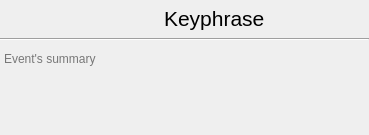
The window that ui/character_backstory_card.ui (zkovari/plotlyst) describes before a commit, drawn with Qt 5.
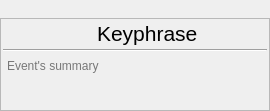
The same window after the commit. Custom widgets are drawn as their Qt base class.

```diff
--- a/ui/character_backstory_card.ui
+++ b/ui/character_backstory_card.ui
@@ -1,42 +1,70 @@
 <?xml version="1.0" encoding="UTF-8"?>
 <ui version="4.0">
  <class>CharacterBackstoryCard</class>
- <widget class="QFrame" name="CharacterBackstoryCard">
+ <widget class="QWidget" name="CharacterBackstoryCard">
   <property name="geometry">
    <rect>
     <x>0</x>
     <y>0</y>
-    <width>369</width>
-    <height>135</height>
+    <width>270</width>
+    <height>111</height>
    </rect>
   </property>
-  <property name="sizePolicy">
-   <sizepolicy hsizetype="Preferred" vsizetype="Maximum">
-    <horstretch>0</horstretch>
-    <verstretch>0</verstretch>
-   </sizepolicy>
-  </property>
-  <property name="mouseTracking">
-   <bool>true</bool>
-  </property>
   <property name="windowTitle">
    <string>Frame</string>
   </property>
   <layout class="QVBoxLayout" name="verticalLayout_2">
    <property name="spacing">
+    <number>0</number>
+   </property>
+   <property name="leftMargin">
+    <number>0</number>
+   </property>
+   <property name="topMargin">
+    <number>0</number>
+   </property>
+   <property name="rightMargin">
+    <number>0</number>
+   </property>
+   <property name="bottomMargin">
+    <number>0</number>
+   </property>
+   <item>
+    <spacer name="horizontalSpacer_2">
+     <property name="orientation">
+      <enum>Qt::Horizontal</enum>
+     </property>
+     <property name="sizeHint" stdset="0">
+      <size>
+       <width>267</width>
+       <height>18</height>
+      </size>
+     </property>
+    </spacer>
+   </item>
+   <item>
+    <widget class="QFrame" name="cardFrame">
+     <property name="frameShape">
+      <enum>QFrame::StyledPanel</enum>
+     </property>
+     <property name="frameShadow">
+      <enum>QFrame::Raised</enum>
+     </property>
+     <layout class="QVBoxLayout" name="verticalLayout">
+      <property name="spacing">
     <number>3</number>
    </property>
    <property name="leftMargin">
-    <number>0</number>
+       <number>2</number>
    </property>
    <property name="topMargin">
     <number>2</number>
    </property>
    <property name="rightMargin">
-    <number>0</number>
+       <number>2</number>
    </property>
    <property name="bottomMargin">
-    <number>0</number>
+       <number>2</number>
    </property>
    <item>
     <layout class="QHBoxLayout" name="horizontalLayout">
@@ -165,6 +193,9 @@
      <property name="placeholderText">
       <string>Event's summary</string>
      </property>
+       </widget>
+      </item>
+     </layout>
     </widget>
    </item>
   </layout>
```
Left out of the diff: 2 changed lines with no effect on the pictures. Lines whose indentation alone changed are shown as unchanged.
